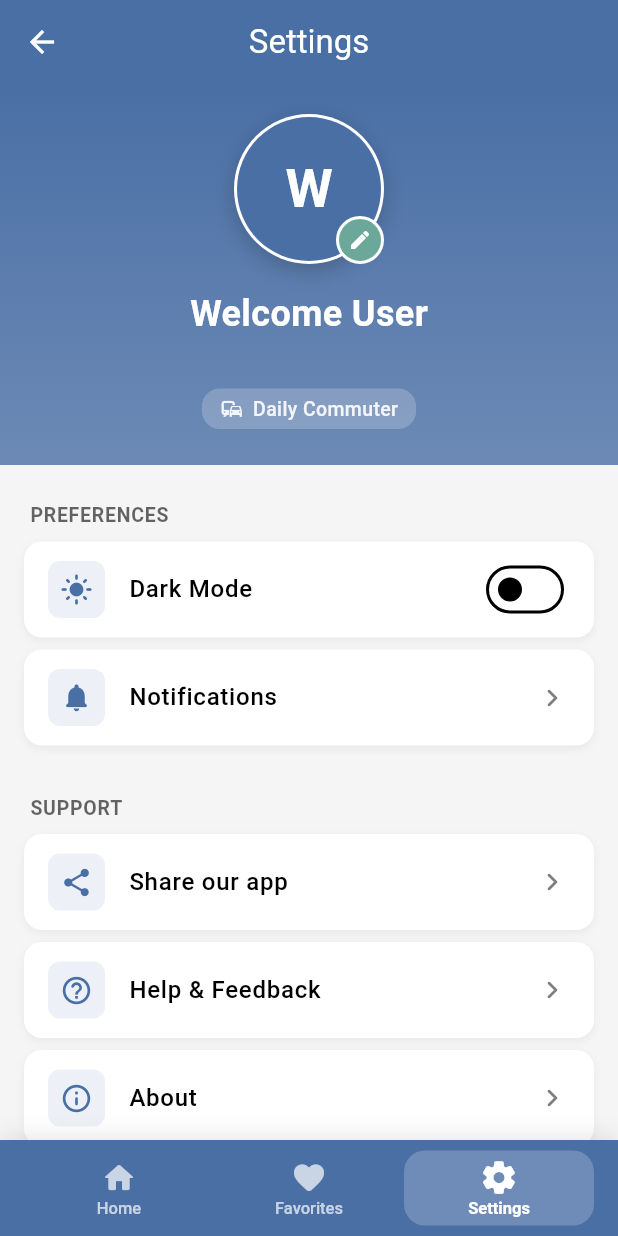
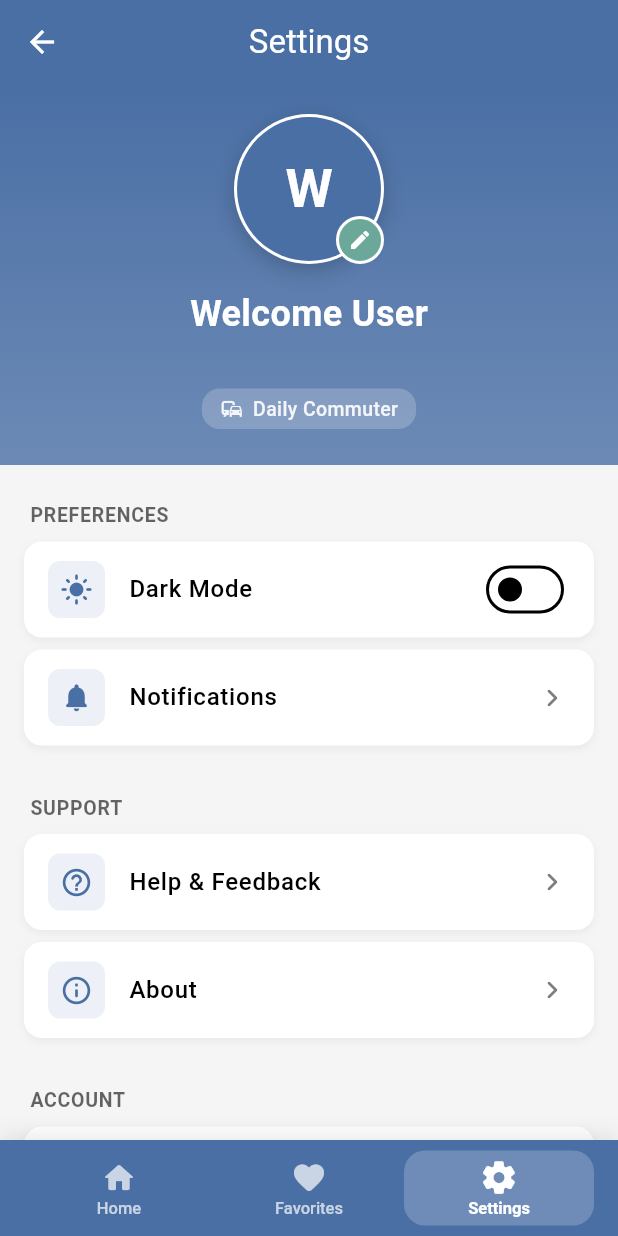
Before and after one commit to charissejamien/ZapacV2, a Flutter app: the SettingsPage screen opened directly, on a phone screen of 412 x 824 dp. Run offline on Flutter 3.47's test engine with Material 3 defaults, Android fonts, the phone set to English and light mode, and no system bars; our stand-ins replace cloud_firestore, firebase_auth, firebase_core, geolocator, google_fonts, google_maps_flutter and 3 more; missing offline and left inert: flutter_polyline_points; accounts and stored records are empty.

Commit message:
share our app temporarily deleted

```diff
--- a/lib/settings/settings_page.dart
+++ b/lib/settings/settings_page.dart
@@ -168,15 +168,15 @@ class _SettingsPageState extends State<SettingsPage> {
             _buildSettingsSection(
               'SUPPORT',
               [
-                _buildSettingsTile(
-                  title: 'Share our app',
-                  icon: Icons.share_rounded,
-                  onTap: () {
-                    ScaffoldMessenger.of(context).showSnackBar(
-                      const SnackBar(content: Text('Share app functionality coming soon!')),
-                    );
-                  },
-                ),
+                // _buildSettingsTile(
+                //   title: 'Share our app',
+                //   icon: Icons.share_rounded,
+                //   onTap: () {
+                //     ScaffoldMessenger.of(context).showSnackBar(
+                //       const SnackBar(content: Text('Share app functionality coming soon!')),
+                //     );
+                //   },
+                // ),
                 _buildSettingsTile(
                   title: 'Help & Feedback',
                   icon: Icons.help_outline_rounded,
```
